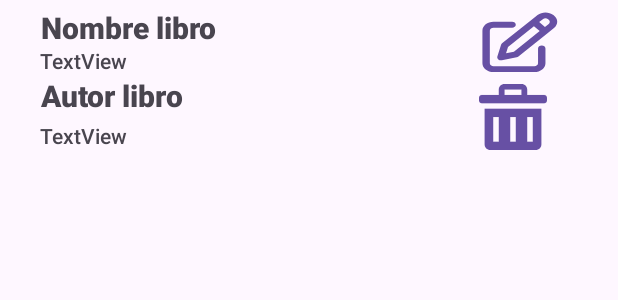
After one commit to MarianaCharry/taller_biblioteca_mayaya, an Android app: the layout item_libro.xml on its own in the app's theme, with its tools: preview values and no code run, on a phone screen of 412 x 824 dp. The commit adds this screen. Shown: the top 300 px of the screen. Run offline under Robolectric (Android 15) with nearby library versions, the phone set to English and light mode, and no system bars; network calls fail.

Commit message:
Cambios del recycler view de libro

```diff
--- /dev/null
+++ b/aplicativoMovil/app/src/main/res/layout/item_libro.xml
@@ -0,0 +1,94 @@
+<?xml version="1.0" encoding="utf-8"?>
+<androidx.constraintlayout.widget.ConstraintLayout xmlns:android="http://schemas.android.com/apk/res/android"
+    xmlns:app="http://schemas.android.com/apk/res-auto"
+    xmlns:tools="http://schemas.android.com/tools"
+    android:layout_width="match_parent"
+    android:layout_height="100dp">
+
+    <TextView
+        android:id="@+id/textView3"
+        android:layout_width="match_parent"
+        android:layout_height="match_parent"
+        app:layout_constraintBottom_toBottomOf="parent"
+        app:layout_constraintEnd_toEndOf="parent"
+        app:layout_constraintStart_toStartOf="parent"
+        app:layout_constraintTop_toTopOf="parent" />
+
+    <TextView
+        android:id="@+id/textView2"
+        android:layout_width="wrap_content"
+        android:layout_height="wrap_content"
+        android:fontFamily="sans-serif-black"
+        android:text="Nombre libro"
+        android:textSize="20sp"
+        app:layout_constraintBottom_toBottomOf="parent"
+        app:layout_constraintEnd_toEndOf="parent"
+        app:layout_constraintHorizontal_bias="0.092"
+        app:layout_constraintStart_toStartOf="parent"
+        app:layout_constraintTop_toTopOf="parent"
+        app:layout_constraintVertical_bias="0.062" />
+
+    <Button
+        android:id="@+id/button"
+        android:layout_width="45dp"
+        android:layout_height="44dp"
+        android:background="@drawable/delete_svgrepo_com__1_"
+        app:layout_constraintBottom_toBottomOf="parent"
+        app:layout_constraintEnd_toEndOf="parent"
+        app:layout_constraintHorizontal_bias="0.871"
+        app:layout_constraintStart_toStartOf="parent"
+        app:layout_constraintTop_toTopOf="parent"
+        app:layout_constraintVertical_bias="1.0" />
+
+    <Button
+        android:id="@+id/button3"
+        android:layout_width="59dp"
+        android:layout_height="47dp"
+        android:background="@drawable/edit_svgrepo_com"
+        app:layout_constraintBottom_toBottomOf="parent"
+        app:layout_constraintEnd_toEndOf="parent"
+        app:layout_constraintHorizontal_bias="0.897"
+        app:layout_constraintStart_toStartOf="@+id/textView3"
+        app:layout_constraintTop_toTopOf="parent"
+        app:layout_constraintVertical_bias="0.094" />
+
+    <TextView
+        android:id="@+id/textView5"
+        android:layout_width="wrap_content"
+        android:layout_height="wrap_content"
+        android:fontFamily="sans-serif-black"
+        android:text="Autor libro"
+        android:textSize="20sp"
+        app:layout_constraintBottom_toBottomOf="parent"
+        app:layout_constraintEnd_toEndOf="parent"
+        app:layout_constraintHorizontal_bias="0.086"
+        app:layout_constraintStart_toStartOf="parent"
+        app:layout_constraintTop_toTopOf="parent"
+        app:layout_constraintVertical_bias="0.684" />
+
+    <TextView
+        android:id="@+id/lblNombreLibro"
+        android:layout_width="wrap_content"
+        android:layout_height="wrap_content"
+        android:fontFamily="sans-serif-medium"
+        android:text="TextView"
+        app:layout_constraintBottom_toBottomOf="parent"
+        app:layout_constraintEnd_toEndOf="parent"
+        app:layout_constraintHorizontal_bias="0.076"
+        app:layout_constraintStart_toStartOf="parent"
+        app:layout_constraintTop_toTopOf="parent"
+        app:layout_constraintVertical_bias="0.382" />
+
+    <TextView
+        android:id="@+id/lblNombreAutor"
+        android:layout_width="wrap_content"
+        android:layout_height="wrap_content"
+        android:fontFamily="sans-serif-medium"
+        android:text="TextView"
+        app:layout_constraintBottom_toBottomOf="parent"
+        app:layout_constraintEnd_toEndOf="parent"
+        app:layout_constraintHorizontal_bias="0.076"
+        app:layout_constraintStart_toStartOf="parent"
+        app:layout_constraintTop_toTopOf="parent"
+        app:layout_constraintVertical_bias="1.0" />
+</androidx.constraintlayout.widget.ConstraintLayout>
```
Also changed, not shown: aplicativoMovil/app/src/main/java/com/example/bibliomayaya/adapter/adapter_libro.kt (added, +40 -0 lines), aplicativoMovil/app/src/main/java/com/example/bibliomayaya/listaLibroFragment.kt (+23 -0 lines), aplicativoMovil/app/src/main/res/layout/fragment_lista_libro.xml (+19 -3 lines).
